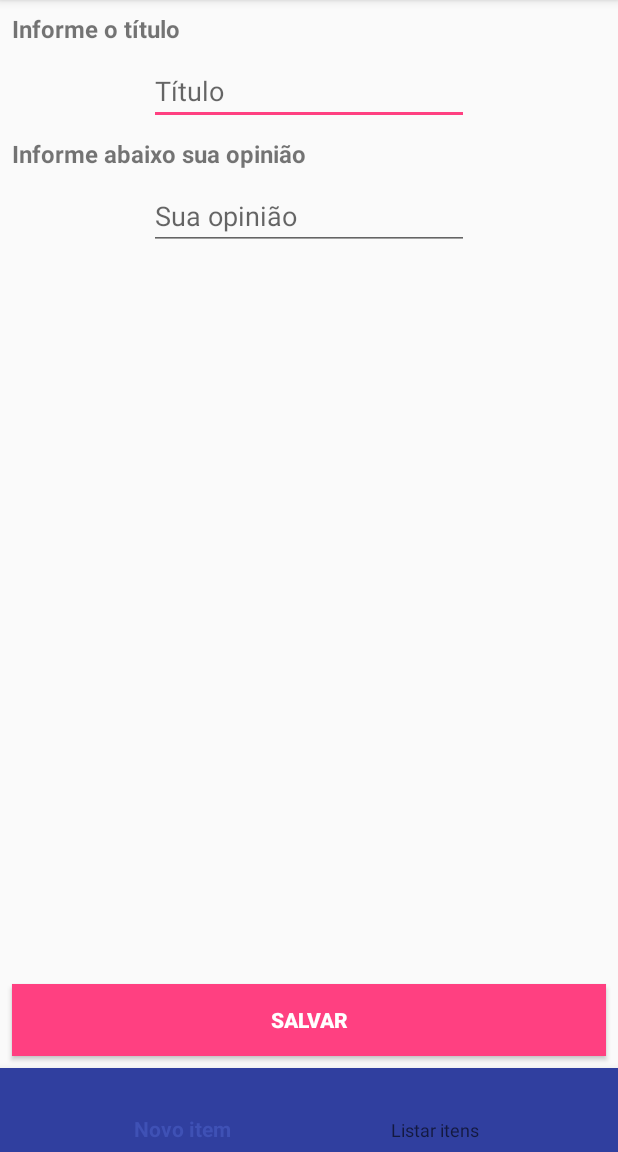
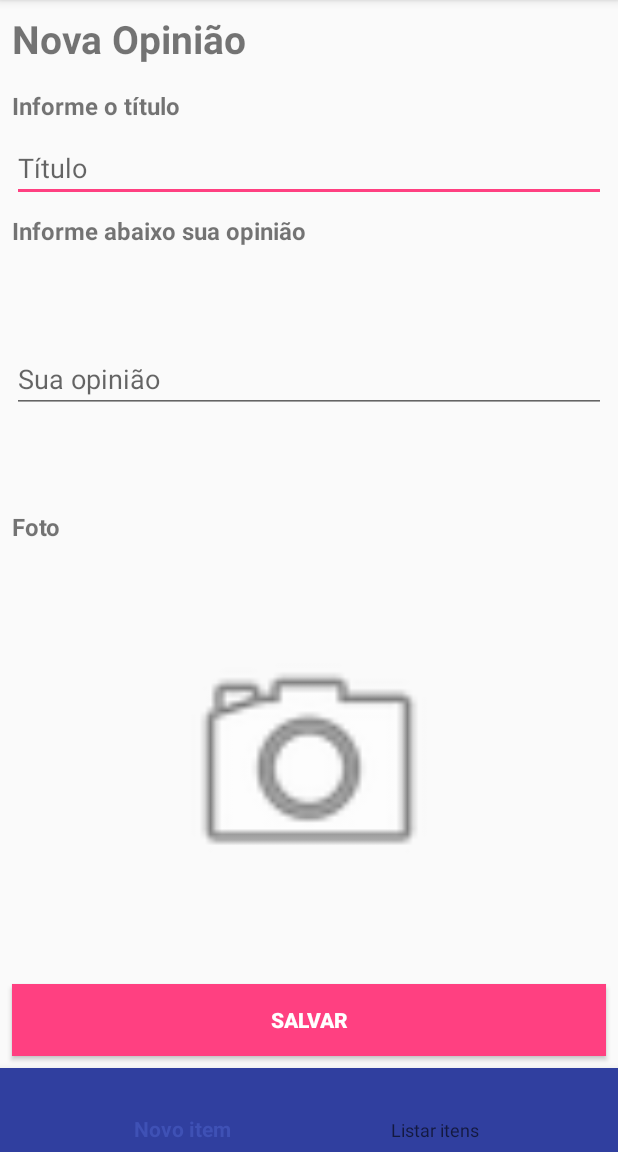
Before and after one commit to ronanlima/IesbAndroid1, an Android app: the screen it shows after launch (MainActivity), on a phone screen of 412 x 824 dp, the part 84-1236 px from its top. Run offline under Robolectric (Android 15) with nearby library versions, the phone set to English and light mode, and no system bars.

Commit message:
Exercícios Aula 09 - Começando exercícios

```diff
--- a/app/src/main/java/br/ronanlima/opiniaodetudo/view/FormFragment.kt
+++ b/app/src/main/java/br/ronanlima/opiniaodetudo/view/FormFragment.kt
@@ -3,25 +3,34 @@ package br.ronanlima.opiniaodetudo.view
 import android.content.Context
 import android.content.Intent
 import android.os.Bundle
+import android.provider.MediaStore
 import android.support.v4.app.Fragment
+import android.support.v4.content.FileProvider
 import android.view.LayoutInflater
 import android.view.View
 import android.view.ViewGroup
 import android.view.inputmethod.InputMethodManager
 import android.widget.Button
 import android.widget.EditText
+import android.widget.ImageView
 import br.ronanlima.opiniaodetudo.AppExecutors
 import br.ronanlima.opiniaodetudo.ListaActivity
 import br.ronanlima.opiniaodetudo.R
 import br.ronanlima.opiniaodetudo.data.ReviewRepository
 import br.ronanlima.opiniaodetudo.model.Review
 import kotlinx.android.synthetic.main.fragment_form.*
+import java.io.File
 
 /**
  * Created by rlima on 05/11/19.
  */
 class FormFragment : Fragment() {
 
+    companion object {
+        val TAKE_PICTURE_RESULT = 101
+    }
+
+    private var file: File? = null
     var reviewToEdit: Review? = null
     private lateinit var rootView: View
 
@@ -57,7 +66,26 @@ class FormFragment : Fragment() {
             }
             et_opiniao.text = null
         }
+        configurePhotoClick()
         return rootView
+    }
+
+    private fun configurePhotoClick() {
+        rootView.findViewById<ImageView>(R.id.iv_camera).setOnClickListener {
+            val filename = "${System.nanoTime()}.jpg"
+            file = File(activity!!.filesDir, filename)
+            val uri = FileProvider.getUriForFile(activity!!, "br.ronanlima.opiniaodetudo.fileprovider", file!!)
+            val intent = Intent(MediaStore.ACTION_IMAGE_CAPTURE)
+            intent.putExtra(MediaStore.EXTRA_OUTPUT, uri)
+            startActivityForResult(intent, TAKE_PICTURE_RESULT)
+        }
+    }
+
+    override fun onActivityResult(requestCode: Int, resultCode: Int, data: Intent?) {
+        super.onActivityResult(requestCode, resultCode, data)
+        if (requestCode == TAKE_PICTURE_RESULT) {
+
+        }
     }
 
     private fun configureAutoHiddenKeyboard() {
--- a/app/src/main/res/layout/fragment_form.xml
+++ b/app/src/main/res/layout/fragment_form.xml
@@ -5,20 +5,32 @@
     android:layout_height="match_parent">
 
     <TextView
+        android:id="@+id/tv_title_screen"
+        android:layout_width="wrap_content"
+        android:layout_height="wrap_content"
+        android:layout_marginStart="8dp"
+        android:layout_marginTop="8dp"
+        android:text="@string/nova_opiniao"
+        android:textSize="26sp"
+        android:textStyle="bold"
+        app:layout_constraintStart_toStartOf="parent"
+        app:layout_constraintTop_toTopOf="parent" />
+
+    <TextView
         android:id="@+id/tv_titulo"
         android:layout_width="wrap_content"
         android:layout_height="wrap_content"
         android:layout_marginStart="8dp"
-        android:layout_marginTop="8dp"
+        android:layout_marginTop="16dp"
         android:text="@string/informe_o_titulo"
         android:textSize="16sp"
         android:textStyle="bold"
         app:layout_constraintLeft_toLeftOf="parent"
-        app:layout_constraintTop_toTopOf="parent" />
+        app:layout_constraintTop_toBottomOf="@id/tv_title_screen" />
 
     <EditText
         android:id="@+id/et_title"
-        android:layout_width="wrap_content"
+        android:layout_width="match_parent"
         android:layout_height="wrap_content"
         android:layout_marginEnd="8dp"
         android:layout_marginStart="8dp"
@@ -44,7 +56,7 @@
 
     <EditText
         android:id="@+id/et_opiniao"
-        android:layout_width="wrap_content"
+        android:layout_width="match_parent"
         android:layout_height="wrap_content"
         android:layout_marginEnd="8dp"
         android:layout_marginStart="8dp"
@@ -52,9 +64,33 @@
         android:ems="10"
         android:hint="@string/hint_sua_opiniao"
         android:inputType="textMultiLine"
+        app:layout_constraintBottom_toTopOf="@id/tv_photo"
         app:layout_constraintEnd_toEndOf="parent"
         app:layout_constraintStart_toStartOf="parent"
         app:layout_constraintTop_toBottomOf="@+id/tv_opiniao" />
+
+    <TextView
+        android:id="@+id/tv_photo"
+        android:layout_width="wrap_content"
+        android:layout_height="wrap_content"
+        android:layout_marginStart="8dp"
+        android:layout_marginTop="8dp"
+        android:text="@string/foto"
+        android:textSize="16sp"
+        android:textStyle="bold"
+        app:layout_constraintBottom_toTopOf="@id/iv_camera"
+        app:layout_constraintStart_toStartOf="parent"
+        app:layout_constraintTop_toBottomOf="@+id/et_opiniao" />
+
+    <ImageView
+        android:id="@+id/iv_camera"
+        android:layout_width="180dp"
+        android:layout_height="180dp"
+        android:background="@android:drawable/ic_menu_camera"
+        app:layout_constraintBottom_toTopOf="@id/bt_salvar"
+        app:layout_constraintEnd_toEndOf="parent"
+        app:layout_constraintStart_toStartOf="parent"
+        app:layout_constraintTop_toBottomOf="@id/tv_photo" />
 
     <Button
         android:id="@+id/bt_salvar"
--- a/app/src/main/res/values/strings.xml
+++ b/app/src/main/res/values/strings.xml
@@ -17,4 +17,6 @@
     <string name="cancelar">Cancelar</string>
     <string name="hint_titulo">Título</string>
     <string name="informe_o_titulo">Informe o título</string>
+    <string name="nova_opiniao">Nova Opinião</string>
+    <string name="foto">Foto</string>
 </resources>
--- /dev/null
+++ b/app/src/main/res/xml/file_paths.xml
@@ -0,0 +1,6 @@
+<?xml version="1.0" encoding="utf-8"?>
+<paths xmlns:android="http://schemas.android.com/apk/res/android">
+    <files-path
+        name="my_images"
+        path="." />
+</paths>
```
Also changed, not shown: app/src/main/AndroidManifest.xml (+14 -0 lines).
